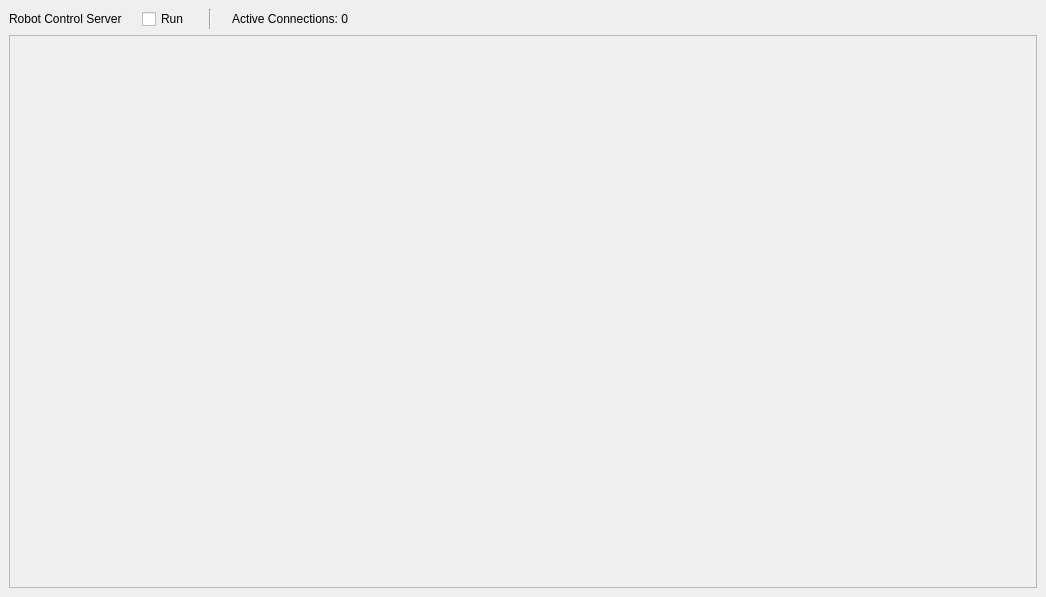
First picture: the form in robot_server/gui/resources/main_window.ui, repository leirimnad/robot_server, before the edit.
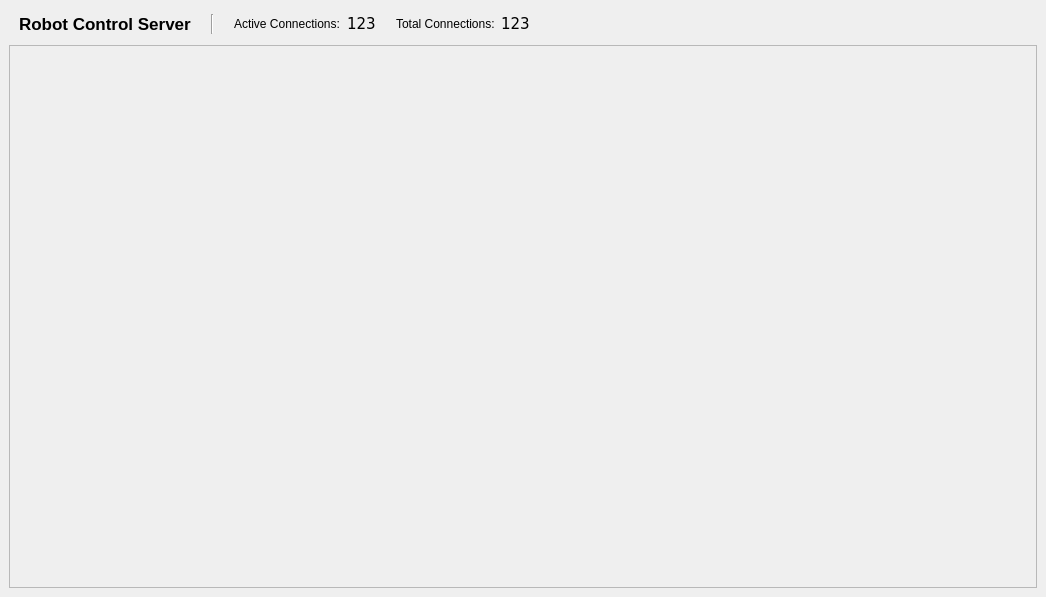
Second picture: the form after the edit.

Commit message: add address to ui and update top bar

What changed in the file:
```diff
--- a/robot_server/gui/resources/main_window.ui
+++ b/robot_server/gui/resources/main_window.ui
@@ -26,17 +26,31 @@
       <property name="spacing">
        <number>20</number>
       </property>
+      <property name="leftMargin">
+       <number>10</number>
+      </property>
+      <property name="topMargin">
+       <number>5</number>
+      </property>
+      <property name="rightMargin">
+       <number>7</number>
+      </property>
+      <property name="bottomMargin">
+       <number>5</number>
+      </property>
       <item>
        <widget class="QLabel" name="app_name_label">
+        <property name="font">
+         <font>
+          <pointsize>13</pointsize>
+          <bold>true</bold>
+         </font>
+        </property>
         <property name="text">
          <string>Robot Control Server</string>
         </property>
-       </widget>
-      </item>
-      <item>
-       <widget class="QCheckBox" name="checkBox">
-        <property name="text">
-         <string>Run</string>
+        <property name="indent">
+         <number>-7</number>
         </property>
        </widget>
       </item>
@@ -48,11 +62,58 @@
        </widget>
       </item>
       <item>
-       <widget class="QLabel" name="label_2">
-        <property name="text">
-         <string>Active Connections: 0</string>
+       <layout class="QHBoxLayout" name="horizontalLayout_2">
+        <property name="spacing">
+         <number>3</number>
         </property>
-       </widget>
+        <item>
+         <widget class="QLabel" name="label_2">
+          <property name="text">
+           <string>Active Connections: </string>
+          </property>
+         </widget>
+        </item>
+        <item>
+         <widget class="QLabel" name="activeConnectionsLabel">
+          <property name="font">
+           <font>
+            <family>Verdana</family>
+            <pointsize>11</pointsize>
+           </font>
+          </property>
+          <property name="text">
+           <string>123</string>
+          </property>
+         </widget>
+        </item>
+       </layout>
+      </item>
+      <item>
+       <layout class="QHBoxLayout" name="horizontalLayout_4">
+        <property name="spacing">
+         <number>3</number>
+        </property>
+        <item>
+         <widget class="QLabel" name="label_6">
+          <property name="text">
+           <string>Total Connections: </string>
+          </property>
+         </widget>
+        </item>
+        <item>
+         <widget class="QLabel" name="totalConnectionsLabel">
+          <property name="font">
+           <font>
+            <family>Verdana</family>
+            <pointsize>11</pointsize>
+           </font>
+          </property>
+          <property name="text">
+           <string>123</string>
+          </property>
+         </widget>
+        </item>
+       </layout>
       </item>
       <item>
        <spacer name="horizontalSpacer">
@@ -80,7 +141,7 @@
          <x>0</x>
          <y>0</y>
          <width>1026</width>
-         <height>549</height>
+         <height>538</height>
         </rect>
        </property>
        <layout class="QVBoxLayout" name="verticalLayout">
```
Left out of the diff: 2 changed lines with no effect on the pictures. The commit also changes 4 other files.
